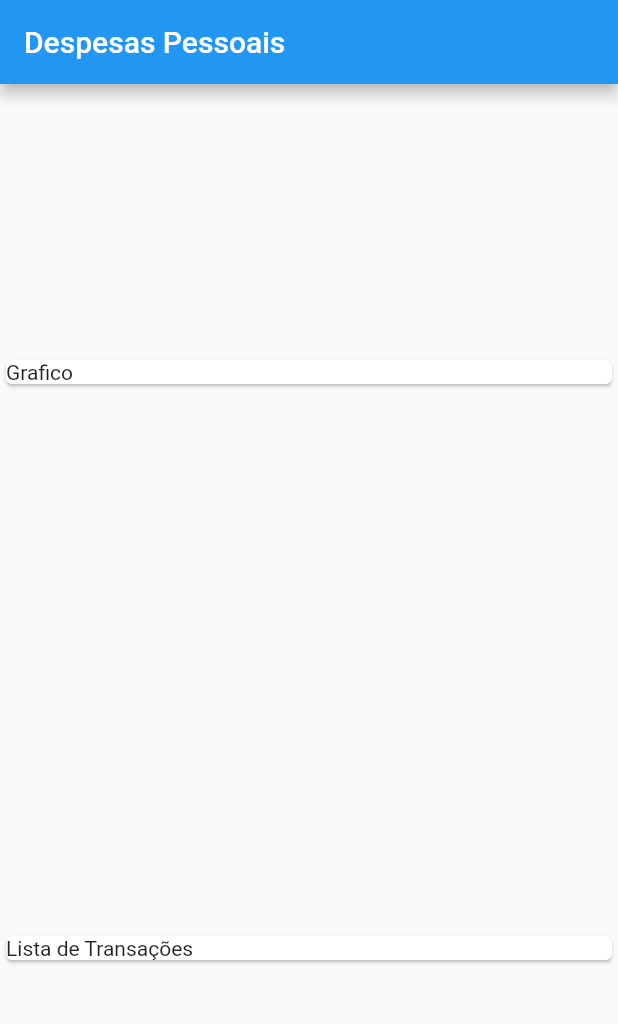
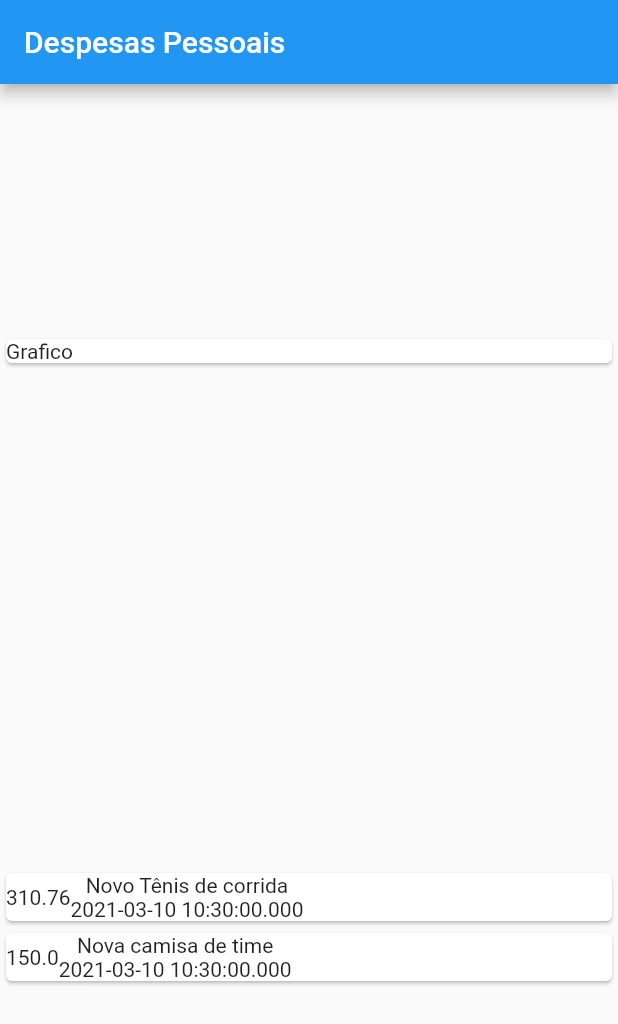
Before and after one commit to arthurdeoliveiraribeiro/expenses, a Flutter app: the screen it shows after launch, on a phone screen of 412 x 824 dp. Shown: the top 1024 px of the screen. Run offline on Flutter 3.47's test engine with Material 2 defaults, Android fonts, the phone set to English and light mode, and no system bars.

Commit message:
Aplicando estilo na lista
Passei a lista com o cad onde onde o valor fica dentro de um container e a data e titulo dentro de uma coluna

```diff
--- a/lib/main.dart
+++ b/lib/main.dart
@@ -11,21 +11,19 @@ class ExpensesApp extends StatelessWidget {
 }
 
 class MyHomePage extends StatelessWidget {
-
   final _transactions = [
-      Transaction (
+    Transaction(
         id: 't1',
         title: 'Novo Tênis de corrida',
         value: 310.76,
-        date: DateTime.now()//pegando a data atual
+        date: DateTime.now() //pegando a data atual
 
         ),
     Transaction(
         id: 't2',
-        title:'Nova camisa de time' ,
+        title: 'Nova camisa de time',
         value: 150.00,
-        date: DateTime.now()
-        )
+        date: DateTime.now())
     //Falando que aqui é uma lista de transações
   ];
 
@@ -45,7 +43,28 @@ class MyHomePage extends StatelessWidget {
                 //CARD
               ),
             ),
-          Card(child: Text('Lista de Transações'))
+            Column(
+                children: _transactions.map((tr) {
+              return Card(
+                child: Row(children: <Widget>[
+                  Container(
+                      child: Text(tr.value
+                              .toString() //Passando no container o valor e transformando em string
+                          )
+                  ),
+                  Column(
+                    children: <Widget>[
+                      Text(tr.title),
+                      Text(tr.date.toString())
+                    ],
+
+                  )
+                ]),
+                //Passando um card com a lista de titulos das transações
+                //Mapeamento entre as transações que estão no backlog em elementos visuais na tela
+              );
+            }).toList() //Convertendo para uma lista,
+                )
           ]),
     );
   }
```
Lines whose indentation alone changed are shown as unchanged.
